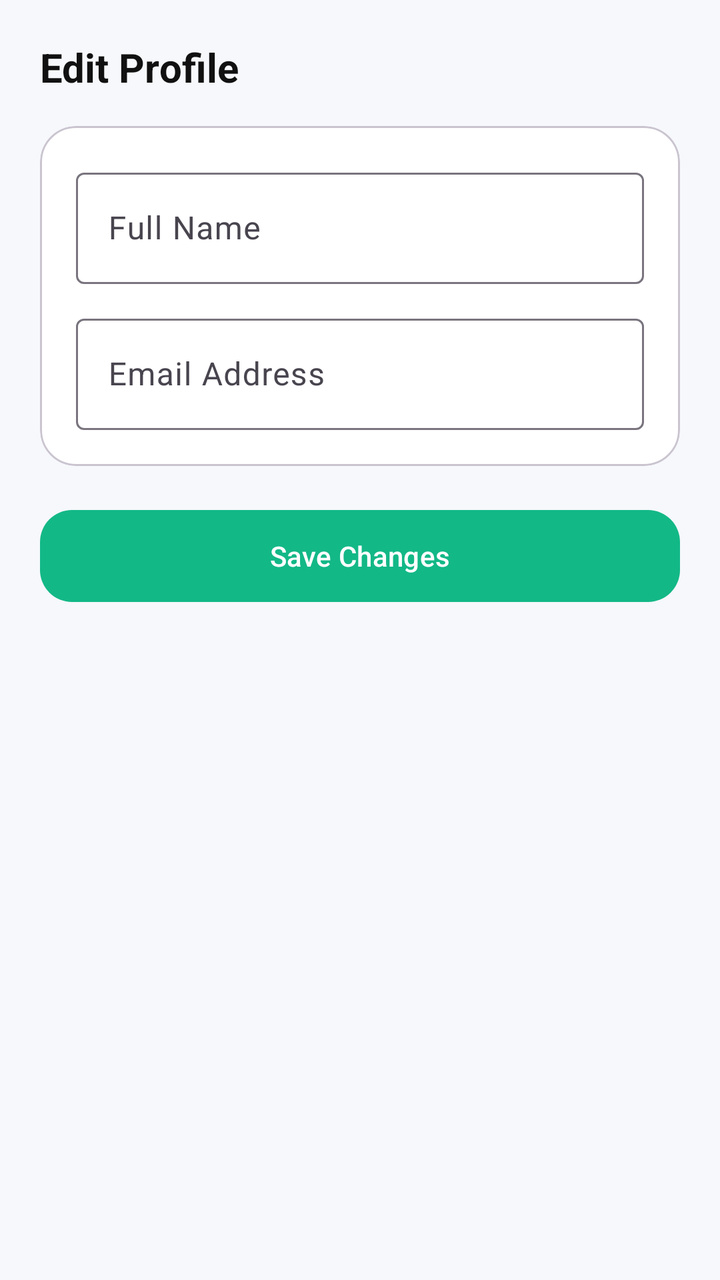
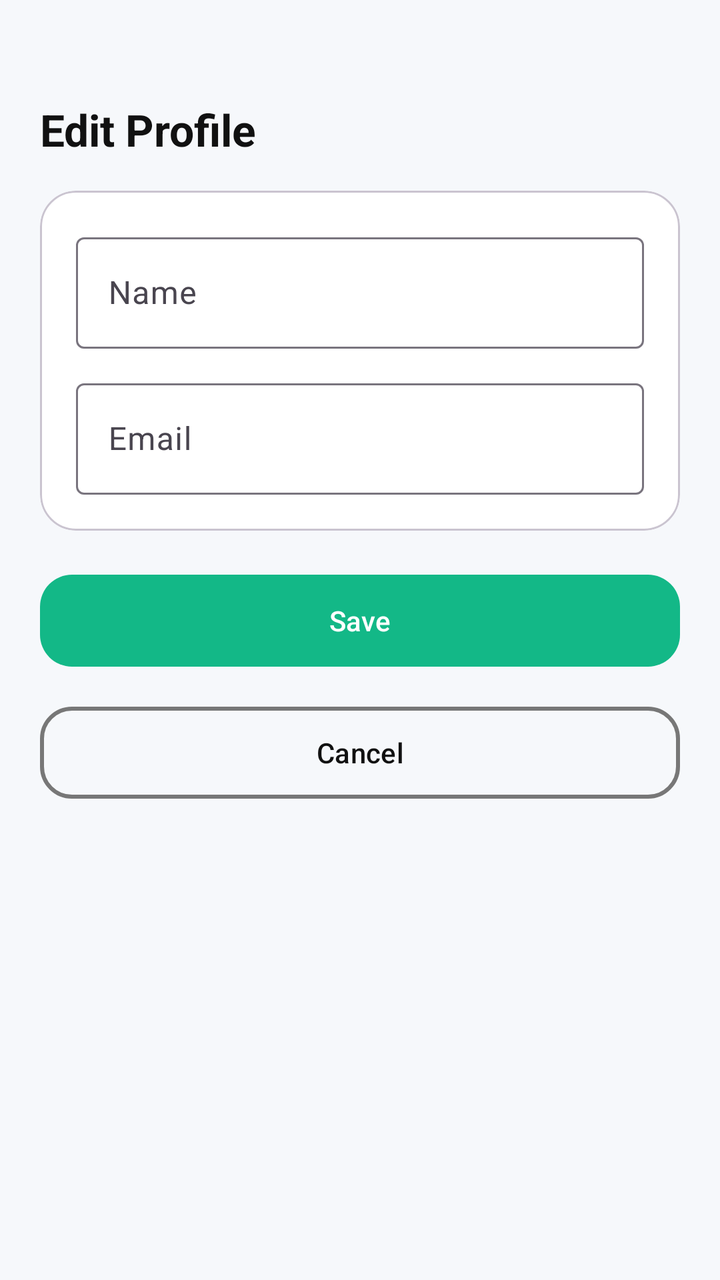

The first picture is an Android layout as it rendered before a commit; the second is the same layout after the commit. The layout source and the unified diff follow.
<!-- AndroidManifest.xml: application theme Theme.Material3.DayNight.NoActionBar -->
<!-- res/layout/activity_edit_profile.xml -->
<?xml version="1.0" encoding="utf-8"?>
<ScrollView xmlns:android="http://schemas.android.com/apk/res/android"
    xmlns:app="http://schemas.android.com/apk/res-auto"
    android:layout_width="match_parent"
    android:layout_height="match_parent"
    android:background="@color/bg">

    <androidx.constraintlayout.widget.ConstraintLayout
        android:layout_width="match_parent"
        android:layout_height="wrap_content"
        android:padding="20dp">

        <TextView
            android:id="@+id/titleTv"
            android:layout_width="0dp"
            android:layout_height="wrap_content"
            android:text="Edit Profile"
            android:textStyle="bold"
            android:textSize="20sp"
            android:textColor="@color/text"
            app:layout_constraintTop_toTopOf="parent"
            app:layout_constraintStart_toStartOf="parent"
            app:layout_constraintEnd_toEndOf="parent"/>

        <com.google.android.material.card.MaterialCardView
            android:id="@+id/formCard"
            android:layout_width="0dp"
            android:layout_height="wrap_content"
            android:layout_marginTop="16dp"
            app:cardCornerRadius="18dp"
            app:cardElevation="0dp"
            app:cardBackgroundColor="@color/card"
            app:layout_constraintTop_toBottomOf="@id/titleTv"
            app:layout_constraintStart_toStartOf="parent"
            app:layout_constraintEnd_toEndOf="parent">

            <LinearLayout
                android:layout_width="match_parent"
                android:layout_height="wrap_content"
                android:padding="18dp"
                android:orientation="vertical">

                <com.google.android.material.textfield.TextInputLayout
                    android:layout_width="match_parent"
                    android:layout_height="wrap_content"
                    android:hint="Full Name">
                    <com.google.android.material.textfield.TextInputEditText
                        android:id="@+id/nameEt"
                        android:layout_width="match_parent"
                        android:layout_height="wrap_content"/>
                </com.google.android.material.textfield.TextInputLayout>

                <com.google.android.material.textfield.TextInputLayout
                    android:layout_width="match_parent"
                    android:layout_height="wrap_content"
                    android:layout_marginTop="12dp"
                    android:hint="Email Address">
                    <com.google.android.material.textfield.TextInputEditText
                        android:id="@+id/emailEt"
                        android:layout_width="match_parent"
                        android:layout_height="wrap_content"
                        android:enabled="false"/>
                </com.google.android.material.textfield.TextInputLayout>

            </LinearLayout>
        </com.google.android.material.card.MaterialCardView>

        <com.google.android.material.button.MaterialButton
            android:id="@+id/saveBtn"
            android:layout_width="0dp"
            android:layout_height="54dp"
            android:text="Save Changes"
            android:textAllCaps="false"
            app:cornerRadius="16dp"
            app:backgroundTint="@color/green"
            android:layout_marginTop="18dp"
            app:layout_constraintTop_toBottomOf="@id/formCard"
            app:layout_constraintStart_toStartOf="parent"
            app:layout_constraintEnd_toEndOf="parent"/>
    </androidx.constraintlayout.widget.ConstraintLayout>
</ScrollView>
<!-- resources referenced by this layout -->
<resources>
  <color name="bg">#F6F8FB</color>
  <color name="card">#FFFFFF</color>
  <color name="green">#13B887</color>
  <color name="text">#111111</color>
</resources>

<!-- the commit's change to res/layout/activity_edit_profile.xml (unified diff, before → after) -->
@@ -14,16 +14,17 @@
             android:id="@+id/titleTv"
             android:layout_width="0dp"
             android:layout_height="wrap_content"
+            android:paddingTop="30dp"
             android:text="Edit Profile"
             android:textStyle="bold"
-            android:textSize="20sp"
+            android:textSize="22sp"
             android:textColor="@color/text"
             app:layout_constraintTop_toTopOf="parent"
             app:layout_constraintStart_toStartOf="parent"
             app:layout_constraintEnd_toEndOf="parent"/>
 
         <com.google.android.material.card.MaterialCardView
-            android:id="@+id/formCard"
+            android:id="@+id/card"
             android:layout_width="0dp"
             android:layout_height="wrap_content"
             android:layout_marginTop="16dp"
@@ -37,13 +38,15 @@
             <LinearLayout
                 android:layout_width="match_parent"
                 android:layout_height="wrap_content"
-                android:padding="18dp"
-                android:orientation="vertical">
+                android:orientation="vertical"
+                android:padding="18dp">
 
                 <com.google.android.material.textfield.TextInputLayout
                     android:layout_width="match_parent"
                     android:layout_height="wrap_content"
-                    android:hint="Full Name">
+                    android:hint="@string/name"
+                    >
+
                     <com.google.android.material.textfield.TextInputEditText
                         android:id="@+id/nameEt"
                         android:layout_width="match_parent"
@@ -54,12 +57,13 @@
                     android:layout_width="match_parent"
                     android:layout_height="wrap_content"
                     android:layout_marginTop="12dp"
-                    android:hint="Email Address">
+                    android:hint="Email">
+
                     <com.google.android.material.textfield.TextInputEditText
                         android:id="@+id/emailEt"
                         android:layout_width="match_parent"
                         android:layout_height="wrap_content"
-                        android:enabled="false"/>
+                        android:inputType="textEmailAddress"/>
                 </com.google.android.material.textfield.TextInputLayout>
 
             </LinearLayout>
@@ -69,13 +73,30 @@
             android:id="@+id/saveBtn"
             android:layout_width="0dp"
             android:layout_height="54dp"
-            android:text="Save Changes"
+            android:text="Save"
             android:textAllCaps="false"
             app:cornerRadius="16dp"
             app:backgroundTint="@color/green"
             android:layout_marginTop="18dp"
-            app:layout_constraintTop_toBottomOf="@id/formCard"
+            app:layout_constraintTop_toBottomOf="@id/card"
             app:layout_constraintStart_toStartOf="parent"
             app:layout_constraintEnd_toEndOf="parent"/>
+
+        <com.google.android.material.button.MaterialButton
+            android:id="@+id/cancelBtn"
+            android:layout_width="0dp"
+            android:layout_height="54dp"
+            android:text="Cancel"
+            android:textAllCaps="false"
+            app:cornerRadius="16dp"
+            android:layout_marginTop="12dp"
+            app:strokeWidth="2dp"
+            app:strokeColor="@color/muted"
+            android:textColor="@color/text"
+            app:backgroundTint="@android:color/transparent"
+            app:layout_constraintTop_toBottomOf="@id/saveBtn"
+            app:layout_constraintStart_toStartOf="parent"
+            app:layout_constraintEnd_toEndOf="parent"/>
+
     </androidx.constraintlayout.widget.ConstraintLayout>
 </ScrollView>
<!-- resource entries referenced after the edit -->
@@ -3,6 +3,8 @@
   <color name="bg">#F6F8FB</color>
   <color name="card">#FFFFFF</color>
   <color name="green">#13B887</color>
+  <color name="muted">#777777</color>
   <color name="text">#111111</color>
+  <string name="name">Name</string>
 </resources>
 
